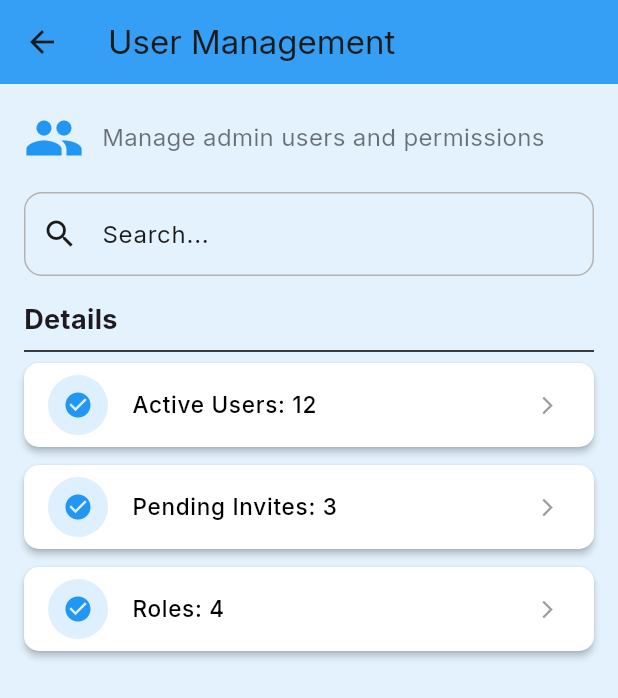
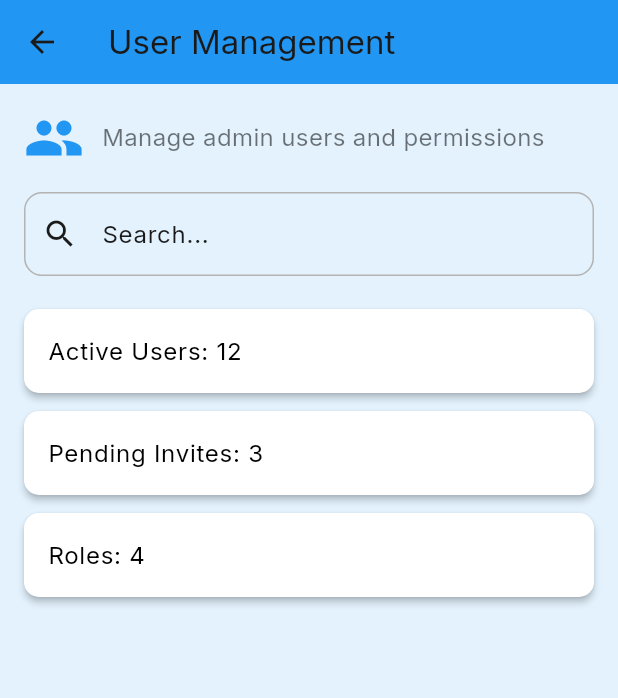
Before and after one commit to Paul-Astro11/Safe_Pastures_Admin, a Flutter app: the AdminScreen screen opened directly, after a tap on "User Management", on a phone screen of 412 x 824 dp. Shown: the top 698 px of the screen. Run offline on Flutter 3.47's test engine with Material 3 defaults, Android fonts, the phone set to English and light mode, and no system bars; our stand-ins replace go_router, google_fonts, shared_preferences; accounts and stored records are empty.

Commit message:
done a few modifications

```diff
--- a/lib/screens/admin_screen.dart
+++ b/lib/screens/admin_screen.dart
@@ -41,11 +41,7 @@ class _AdminScreenState extends State<AdminScreen> {
       'description': 'Configure application settings',
       'icon': Icons.settings,
       'color': Colors.green,
-      'items': [
-        'Email Templates',
-        'Notification Settings',
-        'API Configuration'
-      ],
+      'items': ['Email Templates', 'Notification Settings', 'API Configuration'],
     },
     {
       'title': 'Policy Management',
@@ -106,15 +102,15 @@ class _AdminScreenState extends State<AdminScreen> {
 
   @override
   Widget build(BuildContext context) {
+    final double screenHeight = MediaQuery.of(context).size.height;
     return Scaffold(
-      body: SingleChildScrollView(
+      body: Padding(
         padding: const EdgeInsets.all(16),
         child: Column(
           crossAxisAlignment: CrossAxisAlignment.start,
           children: [
             // Header
             Row(
-              mainAxisAlignment: MainAxisAlignment.spaceBetween,
               children: [
                 const Expanded(
                   child: Column(
@@ -122,8 +118,10 @@ class _AdminScreenState extends State<AdminScreen> {
                     children: [
                       Text(
                         'System Administration',
-                        style:
-                        TextStyle(fontSize: 24, fontWeight: FontWeight.bold),
+                        style: TextStyle(
+                          fontSize: 24,
+                          fontWeight: FontWeight.bold,
+                        ),
                       ),
                       Text(
                         'Manage Safe Pastures Admin settings and configuration',
@@ -141,7 +139,7 @@ class _AdminScreenState extends State<AdminScreen> {
             ),
             const SizedBox(height: 24),
 
-            // System status banner
+            // System Status Banner
             Container(
               width: double.infinity,
               padding: const EdgeInsets.all(8),
@@ -166,8 +164,10 @@ class _AdminScreenState extends State<AdminScreen> {
                     children: [
                       Text(
                         'System Status: Operational',
-                        style:
-                        TextStyle(fontSize: 18, fontWeight: FontWeight.bold),
+                        style: TextStyle(
+                          fontSize: 18,
+                          fontWeight: FontWeight.bold,
+                        ),
                       ),
                       Text(
                           'All services running normally • Last updated: 2 min ago'),
@@ -179,12 +179,14 @@ class _AdminScreenState extends State<AdminScreen> {
             const SizedBox(height: 24),
 
             // Main content
-            Row(
+            Expanded(
+              child: Row(
                 crossAxisAlignment: CrossAxisAlignment.start,
                 children: [
-                // Left section: Admin Sections
+                  // Left Section: Admin Sections
                   Expanded(
                     flex: 2,
+                    child: SingleChildScrollView(
                       child: Column(
                         crossAxisAlignment: CrossAxisAlignment.start,
                         children: [
@@ -218,7 +220,8 @@ class _AdminScreenState extends State<AdminScreen> {
                                           description: section['description'],
                                           icon: section['icon'],
                                           color: section['color'],
-                                      items: List<String>.from(section['items']),
+                                          items: List<String>.from(
+                                              section['items']),
                                         ),
                                       ),
                                     );
@@ -227,7 +230,8 @@ class _AdminScreenState extends State<AdminScreen> {
                                   child: Padding(
                                     padding: const EdgeInsets.all(8),
                                     child: Column(
-                                  crossAxisAlignment: CrossAxisAlignment.start,
+                                      crossAxisAlignment:
+                                      CrossAxisAlignment.start,
                                       children: [
                                         Row(
                                           children: [
@@ -237,7 +241,7 @@ class _AdminScreenState extends State<AdminScreen> {
                                               size: 28,
                                             ),
                                             const Spacer(),
-                                        Icon(
+                                            const Icon(
                                               Icons.arrow_forward_ios,
                                               size: 16,
                                               color: Colors.grey,
@@ -264,8 +268,8 @@ class _AdminScreenState extends State<AdminScreen> {
                                         ...section['items']
                                             .take(2)
                                             .map<Widget>((item) => Padding(
-                                      padding:
-                                      const EdgeInsets.only(bottom: 2),
+                                          padding: const EdgeInsets.only(
+                                              bottom: 2),
                                           child: Text(
                                             '• $item',
                                             style: TextStyle(
@@ -285,17 +289,22 @@ class _AdminScreenState extends State<AdminScreen> {
                         ],
                       ),
                     ),
+                  ),
+
                   const SizedBox(width: 16),
 
-                // Right section: Recent Activity
+                  // Right Section: Recent Activity
                   Expanded(
                     flex: 1,
+                    child: SingleChildScrollView(
                       child: Column(
                         crossAxisAlignment: CrossAxisAlignment.start,
                         children: [
-                      const Text('Recent Activity',
+                          const Text(
+                            'Recent Activity',
                             style: TextStyle(
-                              fontSize: 18, fontWeight: FontWeight.bold)),
+                                fontSize: 18, fontWeight: FontWeight.bold),
+                          ),
                           const SizedBox(height: 16),
                           ListView.builder(
                             physics: const NeverScrollableScrollPhysics(),
@@ -307,26 +316,29 @@ class _AdminScreenState extends State<AdminScreen> {
                                 margin: const EdgeInsets.only(bottom: 8),
                                 child: ListTile(
                                   leading: CircleAvatar(
-                                backgroundColor: Theme.of(context)
-                                    .primaryColor
-                                    .withOpacity(0.1),
+                                    backgroundColor:
+                                    Colors.blue.withOpacity(0.1),
                                     child: Icon(
                                       activity['icon'],
-                                  color: Theme.of(context).primaryColor,
+                                      color: Colors.blue,
                                       size: 20,
                                     ),
                                   ),
                                   title: Text(activity['action'],
                                       style: const TextStyle(
-                                      fontWeight: FontWeight.w500, fontSize: 14)),
+                                          fontWeight: FontWeight.w500,
+                                          fontSize: 14)),
                                   subtitle: Column(
-                                crossAxisAlignment: CrossAxisAlignment.start,
+                                    crossAxisAlignment:
+                                    CrossAxisAlignment.start,
                                     children: [
                                       Text(activity['user'],
-                                      style: const TextStyle(fontSize: 12)),
+                                          style:
+                                          const TextStyle(fontSize: 12)),
                                       Text(activity['timestamp'],
                                           style: TextStyle(
-                                          fontSize: 11, color: Colors.grey[600])),
+                                              fontSize: 11,
+                                              color: Colors.grey[600])),
                                     ],
                                   ),
                                   dense: true,
@@ -341,16 +353,14 @@ class _AdminScreenState extends State<AdminScreen> {
                               onPressed: () {},
                               icon: const Icon(Icons.visibility),
                               label: const Text('View All Logs'),
-                          style: ElevatedButton.styleFrom(
-                            backgroundColor: Theme.of(context).primaryColor,
-                            foregroundColor: Colors.white,
+                            ),
+                          ),
+                        ],
                       ),
                     ),
                   ),
                 ],
               ),
-                ),
-              ],
             ),
           ],
         ),
@@ -399,106 +409,49 @@ class _SectionDetailScreenState extends State<SectionDetailScreen> {
     });
   }
 
-  static final List<String> statuses = ["Active", "Pending", "Expired", "In Progress", "Disabled"];
-  static final List<String> updateTimes = ["2 minutes ago", "15 minutes ago", "1 hour ago", "Yesterday", "3 days ago"];
-  static final List<String> notes = ["No issues detected.", "Requires review by admin.", "Configuration updated successfully.", "Scheduled for maintenance.", "Flagged for further checks."];
-
-  void _showDetailDialog(BuildContext context, String item) {
-    final random = Random();
-    final status = statuses[random.nextInt(statuses.length)];
-    final updated = updateTimes[random.nextInt(updateTimes.length)];
-    final note = notes[random.nextInt(notes.length)];
-
-    showDialog(
-      context: context,
-      builder: (context) => AlertDialog(
-        shape: RoundedRectangleBorder(borderRadius: BorderRadius.circular(12)),
-        title: Row(
-          children: [
-            Icon(Icons.info, color: Theme.of(context).primaryColor),
-            const SizedBox(width: 8),
-            Flexible(child: Text(item, overflow: TextOverflow.ellipsis)),
-          ],
-        ),
-        content: Column(
-          mainAxisSize: MainAxisSize.min,
-          crossAxisAlignment: CrossAxisAlignment.start,
-          children: [
-            const Text("Mock Information:", style: TextStyle(fontWeight: FontWeight.bold)),
-            const SizedBox(height: 8),
-            Text(note, style: const TextStyle(color: Colors.black87)),
-            const SizedBox(height: 16),
-            Row(
-              children: [
-                Icon(status == "Active" ? Icons.check_circle : Icons.warning_amber_rounded,
-                    color: status == "Active" ? Colors.green : Colors.orange, size: 20),
-                const SizedBox(width: 6),
-                Text("Status: $status"),
-              ],
-            ),
-            Row(
-              children: [
-                const Icon(Icons.update, color: Colors.blue, size: 20),
-                const SizedBox(width: 6),
-                Text("Last Updated: $updated"),
-              ],
-            ),
-          ],
-        ),
-        actions: [
-          TextButton(onPressed: () => Navigator.pop(context), child: const Text("Close")),
-          ElevatedButton(
-            onPressed: () {
-              Navigator.pop(context);
-              Navigator.push(
-                context,
-                MaterialPageRoute(
-                  builder: (_) => FullDetailPage(title: item, status: status, updated: updated, note: note),
-                ),
-              );
-            },
-            child: const Text("More Details"),
-          ),
-        ],
-      ),
-    );
-  }
-
   @override
   Widget build(BuildContext context) {
     return Scaffold(
-      appBar: AppBar(title: Text(widget.title), backgroundColor: widget.color.withOpacity(0.9)),
-      body: Padding(
-        padding: const EdgeInsets.all(16),
-        child: Column(
+      appBar:
+      AppBar(title: Text(widget.title), backgroundColor: widget.color),
+      body: Column(
         crossAxisAlignment: CrossAxisAlignment.start,
         children: [
-            Row(
+          Padding(
+            padding: const EdgeInsets.all(16),
+            child: Row(
               children: [
                 Icon(widget.icon, color: widget.color, size: 40),
                 const SizedBox(width: 12),
                 Expanded(
-                  child: Text(widget.description, style: const TextStyle(fontSize: 16, color: Colors.black54)),
+                  child: Text(widget.description,
+                      style: const TextStyle(
+                          fontSize: 16, color: Colors.black54)),
                 ),
               ],
             ),
-            const SizedBox(height: 16),
-
-            // Search bar
-            TextField(
+          ),
+          Padding(
+            padding: const EdgeInsets.symmetric(horizontal: 16),
+            child: TextField(
               onChanged: _filterItems,
               decoration: InputDecoration(
                 hintText: "Search...",
                 prefixIcon: const Icon(Icons.search),
                 suffixIcon: query.isNotEmpty
-                    ? IconButton(icon: const Icon(Icons.clear), onPressed: () => _filterItems(""))
+                    ? IconButton(
+                  icon: const Icon(Icons.clear),
+                  onPressed: () => _filterItems(""),
+                )
                     : null,
-                border: OutlineInputBorder(borderRadius: BorderRadius.circular(12)),
+                border: OutlineInputBorder(
+                    borderRadius: BorderRadius.circular(12)),
+              ),
             ),
           ),
           const SizedBox(height: 16),
-            const Text("Details", style: TextStyle(fontSize: 18, fontWeight: FontWeight.bold)),
-            const Divider(),
+
+          // Expanded scrollable list
           Expanded(
             child: filteredItems.isEmpty
                 ? const Center(child: Text("No results found"))
@@ -507,17 +460,13 @@ class _SectionDetailScreenState extends State<SectionDetailScreen> {
               itemBuilder: (_, index) {
                 final item = filteredItems[index];
                 return Card(
-                    margin: const EdgeInsets.only(bottom: 12),
+                  margin: const EdgeInsets.symmetric(
+                      horizontal: 16, vertical: 6),
                   elevation: 2,
-                    shape: RoundedRectangleBorder(borderRadius: BorderRadius.circular(10)),
+                  shape: RoundedRectangleBorder(
+                      borderRadius: BorderRadius.circular(10)),
                   child: ListTile(
-                      onTap: () => _showDetailDialog(context, item),
-                      leading: CircleAvatar(
-                        backgroundColor: widget.color.withOpacity(0.15),
-                        child: Icon(Icons.check_circle, color: widget.color, size: 20),
-                      ),
-                      title: Text(item, style: const TextStyle(fontSize: 15, fontWeight: FontWeight.w500)),
-                      trailing: const Icon(Icons.arrow_forward_ios, size: 14, color: Colors.grey),
+                    title: Text(item),
                   ),
                 );
               },
@@ -525,61 +474,6 @@ class _SectionDetailScreenState extends State<SectionDetailScreen> {
           ),
         ],
       ),
-      ),
     );
   }
 }
-
-// 🔹 Full Detail Page
-class FullDetailPage extends StatelessWidget {
-  final String title;
-  final String status;
-  final String updated;
-  final String note;
-
-  const FullDetailPage({super.key, required this.title, required this.status, required this.updated, required this.note});
-
-  @override
-  Widget build(BuildContext context) {
-    return Scaffold(
-      appBar: AppBar(title: Text("Details - $title")),
-      body: Padding(
-        padding: const EdgeInsets.all(16),
-        child: Card(
-          elevation: 3,
-          shape: RoundedRectangleBorder(borderRadius: BorderRadius.circular(12)),
-          child: Padding(
-            padding: const EdgeInsets.all(16),
-            child: Column(
-              crossAxisAlignment: CrossAxisAlignment.start,
-              children: [
-                Text(title, style: const TextStyle(fontSize: 20, fontWeight: FontWeight.bold)),
-                const SizedBox(height: 12),
-                Row(
-                  children: [
-                    Icon(status == "Active" ? Icons.check_circle : Icons.warning_amber_rounded,
-                        color: status == "Active" ? Colors.green : Colors.orange, size: 22),
-                    const SizedBox(width: 6),
-                    Text("Status: $status"),
-                  ],
-                ),
-                const SizedBox(height: 8),
-                Row(
-                  children: [
-                    const Icon(Icons.update, color: Colors.blue, size: 22),
-                    const SizedBox(width: 6),
-                    Text("Last Updated: $updated"),
-                  ],
-                ),
-                const SizedBox(height: 16),
-                const Text("Notes", style: TextStyle(fontWeight: FontWeight.bold)),
-                const SizedBox(height: 6),
-                Text(note),
-              ],
-            ),
-          ),
-        ),
-      ),
-    );
-  }
-}
--- a/lib/theme/app_theme.dart
+++ b/lib/theme/app_theme.dart
@@ -9,7 +9,6 @@ class AppTheme {
   static const Color cardColor = Color(0xFFFFFFFF);
   static const Color borderColor = Color(0xFFB3B3B3);
   static const Color mutedColor = Color(0xFF1A1A1A);
-
 
   static ThemeData lightTheme = ThemeData(
     useMaterial3: true,
@@ -53,12 +52,11 @@ class AppTheme {
       ),
     ),
     bottomNavigationBarTheme: const BottomNavigationBarThemeData(
-      backgroundColor: Colors.white, // Set your desired color here
+      backgroundColor: cardColor, // White background for light theme
       selectedItemColor: secondaryColor,
       unselectedItemColor: mutedColor,
     ),
   );
-
 
   static ThemeData darkTheme = ThemeData(
     useMaterial3: true,
@@ -71,5 +69,16 @@ class AppTheme {
       onSurfaceVariant: Color(0xFFB3B3B3),
     ),
     textTheme: GoogleFonts.interTextTheme(ThemeData.dark().textTheme),
+    appBarTheme: const AppBarTheme(
+      backgroundColor: Color(0xFF2A2A2A),
+      foregroundColor: Colors.white,
+      elevation: 0,
+      centerTitle: false,
+    ),
+    bottomNavigationBarTheme: const BottomNavigationBarThemeData(
+      backgroundColor: Color(0xFF2A2A2A), // Dark background for dark theme
+      selectedItemColor: secondaryColor,
+      unselectedItemColor: Color(0xFFB3B3B3),
+    ),
   );
 }
```
Lines whose indentation alone changed are shown as unchanged.
